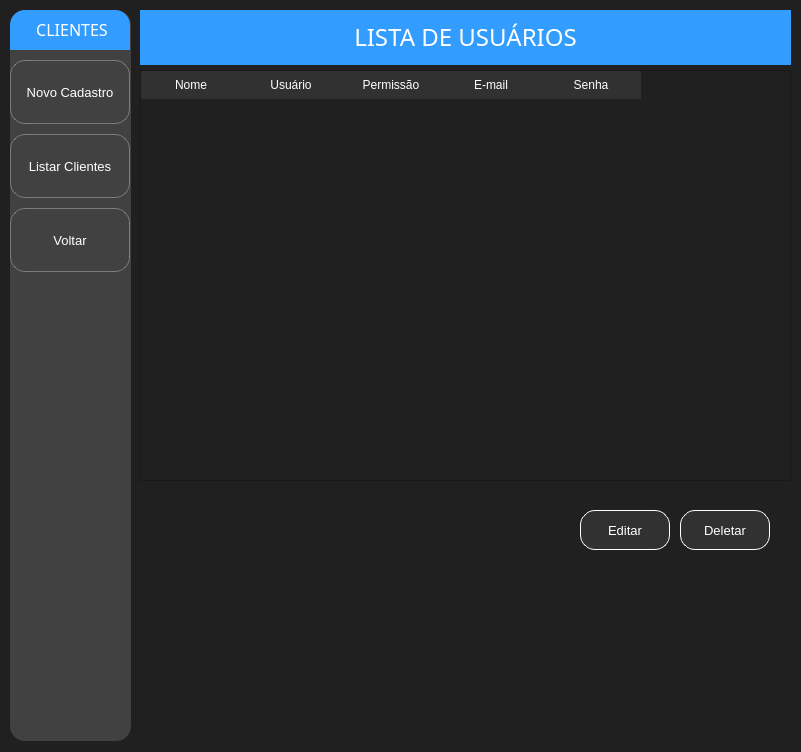
Old version of the form Prototipo HostInn/Telas/Menu.ui in the repository EndrewFerreira/HOSTIIN.
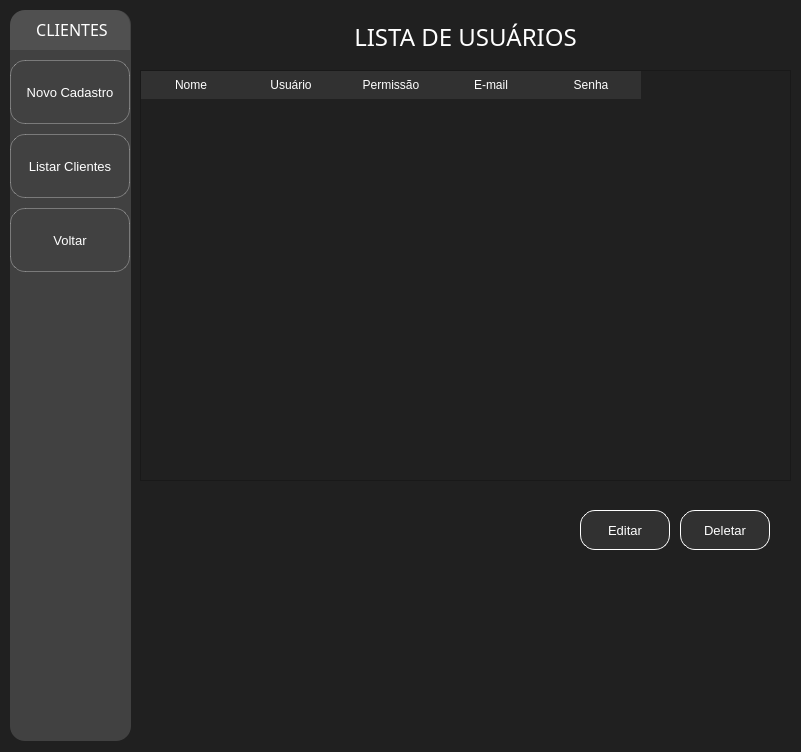
New version of the form. The open tabs and pages were chosen to show the change. Icons and pictures are not drawn.

```diff
--- a/Prototipo HostInn/Telas/Menu.ui
+++ b/Prototipo HostInn/Telas/Menu.ui
@@ -564,8 +564,10 @@
       </property>
       <property name="styleSheet">
        <string notr="true">QLabel {
-    background-color: rgb(51, 156, 255);  /* Azul */
-    color: rgb(255, 255, 255);            /* Texto branco */
+	background-color: qlineargradient(spread:pad, x1:0, y1:0, x1:0, y1:1, 
+                                 stop:0 rgba(0, 50, 150, 255), 
+                                 stop:1 rgba(51, 156, 255, 255));
+	color: rgb(255, 255, 255);
     border: 1one;                         /* Remove borda padrão */
     
     /* Arredonda apenas os cantos superiores */
@@ -575,7 +577,8 @@
     border-bottom-right-radius: 0px;
     
     padding: 8px;                         /* Espaçamento interno */
-}</string>
+}
+</string>
       </property>
       <property name="text">
        <string>&lt;html&gt;&lt;head/&gt;&lt;body&gt;&lt;p align=&quot;center&quot;&gt;&lt;span style=&quot; color:#ffffff;&quot;&gt;CLIENTES&lt;/span&gt;&lt;/p&gt;&lt;/body&gt;&lt;/html&gt;</string>
@@ -2224,7 +2227,14 @@
        </font>
       </property>
       <property name="styleSheet">
-       <string notr="true">background-color: rgb(51, 156, 255);</string>
+       <string notr="true">QLabel {
+	background-color: qlineargradient(spread:pad, x1:0, y1:0, x1:0, y1:1, 
+                                 stop:0 rgba(0, 50, 150, 255), 
+                                 stop:1 rgba(51, 156, 255, 255));
+	color: rgb(255, 255, 255);
+    border: 1one;                         /* Remove borda padrão */
+    }
+</string>
       </property>
       <property name="text">
        <string>&lt;html&gt;&lt;head/&gt;&lt;body&gt;&lt;p align=&quot;center&quot;&gt;&lt;span style=&quot; font-size:18pt; color:#ffffff;&quot;&gt;LISTA DE USUÁRIOS&lt;/span&gt;&lt;/p&gt;&lt;/body&gt;&lt;/html&gt;</string>
```
Left out of the diff: 123 changed lines with no effect on the pictures.
